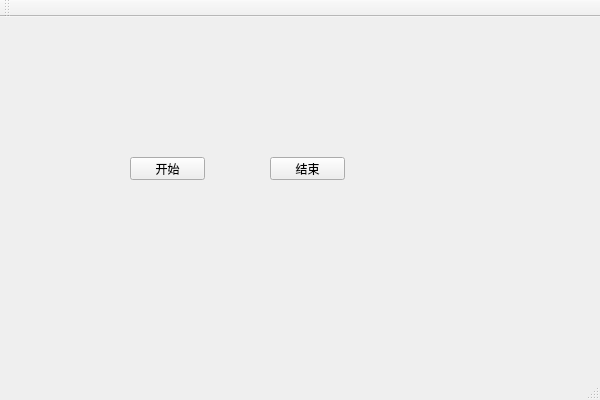
onlyet/NanaRecorder, file NanaRecorder/NanaRecorder.ui: the form before one commit.
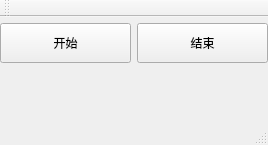
The form after the commit.

The edit to the form file:
```diff
--- a/NanaRecorder/NanaRecorder.ui
+++ b/NanaRecorder/NanaRecorder.ui
@@ -6,40 +6,93 @@
    <rect>
     <x>0</x>
     <y>0</y>
-    <width>600</width>
-    <height>400</height>
+    <width>268</width>
+    <height>145</height>
    </rect>
   </property>
   <property name="windowTitle">
    <string>NanaRecorder</string>
   </property>
   <widget class="QWidget" name="centralWidget">
-   <widget class="QPushButton" name="startBtn">
-    <property name="geometry">
-     <rect>
-      <x>130</x>
-      <y>140</y>
-      <width>75</width>
-      <height>23</height>
-     </rect>
+   <layout class="QVBoxLayout" name="verticalLayout">
+    <property name="spacing">
+     <number>6</number>
     </property>
-    <property name="text">
-     <string>开始</string>
+    <property name="leftMargin">
+     <number>0</number>
     </property>
-   </widget>
-   <widget class="QPushButton" name="stopBtn">
-    <property name="geometry">
-     <rect>
-      <x>270</x>
-      <y>140</y>
-      <width>75</width>
-      <height>23</height>
-     </rect>
+    <property name="topMargin">
+     <number>0</number>
     </property>
-    <property name="text">
-     <string>结束</string>
+    <property name="rightMargin">
+     <number>0</number>
     </property>
-   </widget>
+    <property name="bottomMargin">
+     <number>0</number>
+    </property>
+    <item>
+     <layout class="QHBoxLayout" name="horizontalLayout">
+      <item>
+       <widget class="QPushButton" name="startBtn">
+        <property name="minimumSize">
+         <size>
+          <width>100</width>
+          <height>40</height>
+         </size>
+        </property>
+        <property name="text">
+         <string>开始</string>
+        </property>
+       </widget>
+      </item>
+      <item>
+       <widget class="QPushButton" name="stopBtn">
+        <property name="minimumSize">
+         <size>
+          <width>100</width>
+          <height>40</height>
+         </size>
+        </property>
+        <property name="text">
+         <string>结束</string>
+        </property>
+       </widget>
+      </item>
+     </layout>
+    </item>
+    <item>
+     <widget class="QLabel" name="timeLabel">
+      <property name="minimumSize">
+       <size>
+        <width>250</width>
+        <height>40</height>
+       </size>
+      </property>
+      <property name="maximumSize">
+       <size>
+        <width>16777215</width>
+        <height>40</height>
+       </size>
+      </property>
+      <property name="styleSheet">
+       <string notr="true">QLabel
+{
+font-size: 20px;
+font-family: PingFangSC-Regular, PingFang SC;
+font-weight: 400;
+color: green;
+line-height: 22px;
+}</string>
+      </property>
+      <property name="text">
+       <string/>
+      </property>
+      <property name="alignment">
+       <set>Qt::AlignCenter</set>
+      </property>
+     </widget>
+    </item>
+   </layout>
   </widget>
   <widget class="QMenuBar" name="menuBar">
    <property name="geometry">
```
Left out of the diff: 2 changed lines with no effect on the pictures.
